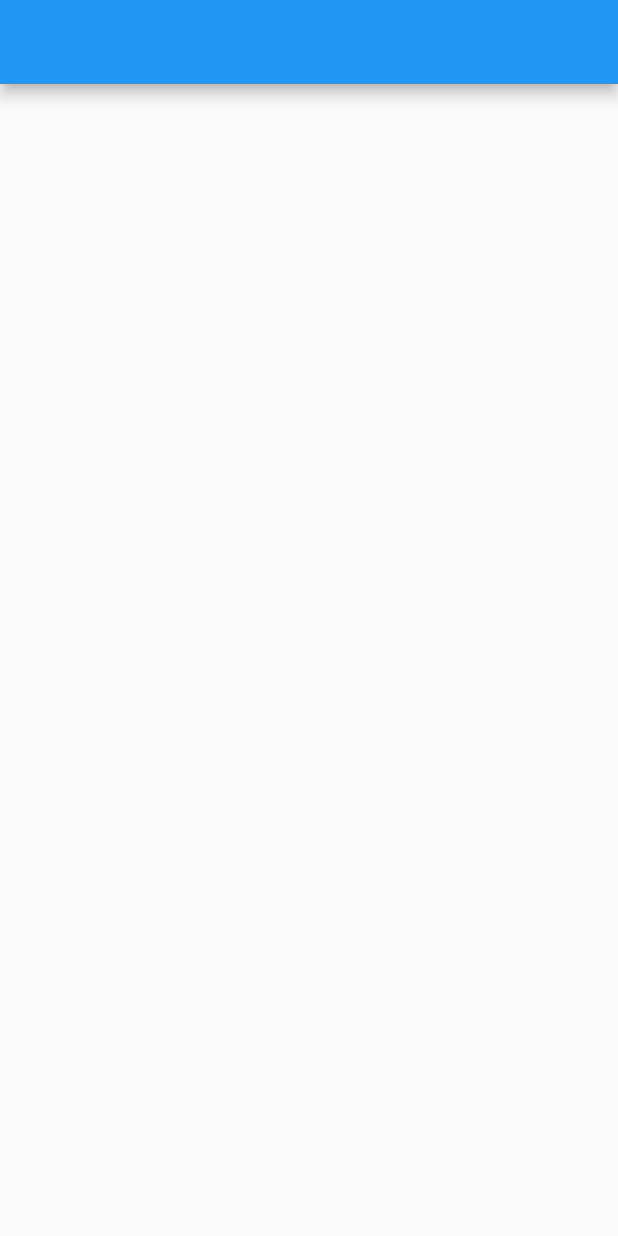
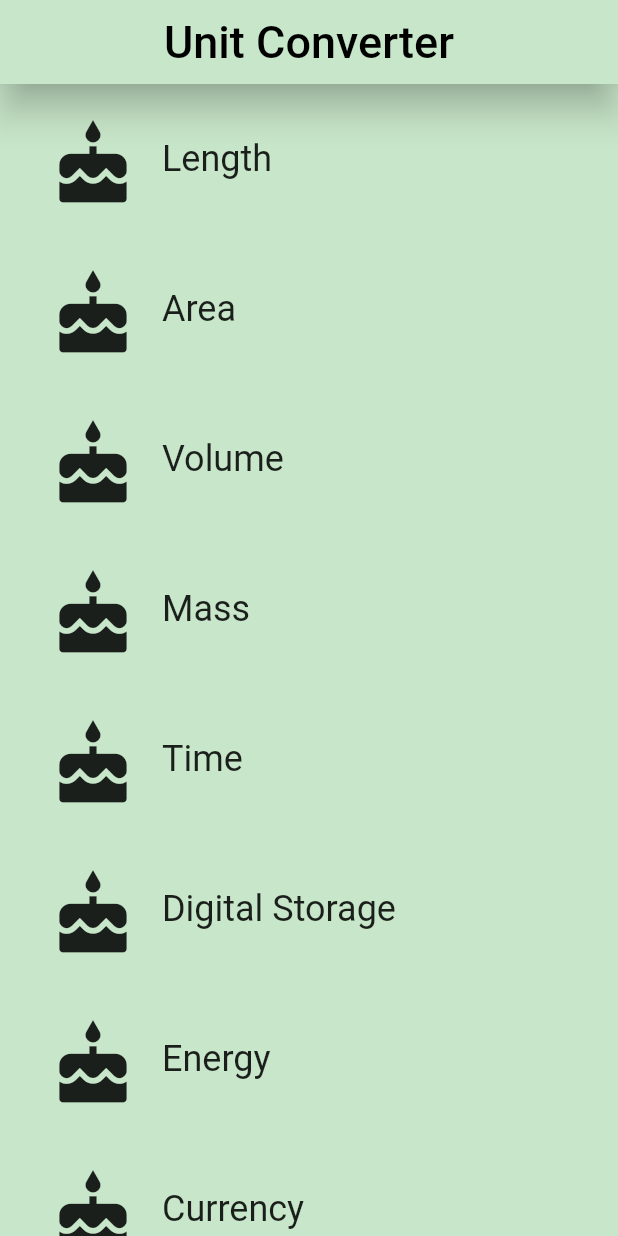
Before and after one commit to MiichaelD/Flutter-Course, a Flutter app: the CategoryRoute screen opened directly, on a phone screen of 412 x 824 dp. Run offline on Flutter 3.47's test engine with Material 2 defaults, Android fonts, the phone set to English and light mode, and no system bars; our stand-ins replace cloud_firestore, firebase_storage, image_picker; accounts and stored records are empty.

Commit message:
Finished task 03 - category_route

```diff
--- a/udacity-course-master/course/03_category_route/task_03_category_route/lib/category_route.dart
+++ b/udacity-course-master/course/03_category_route/task_03_category_route/lib/category_route.dart
@@ -4,7 +4,8 @@
 
 import 'package:flutter/material.dart';
 
-// TODO: Check if we need to import anything
+import 'category.dart';
+// DONE: Check if we need to import anything
 
 // TODO: Define any constants
 
@@ -42,19 +43,41 @@ class CategoryRoute extends StatelessWidget {
 
   @override
   Widget build(BuildContext context) {
-    // TODO: Create a list of the eight Categories, using the names and colors
+    // DONE: Create a list of the eight Categories, using the names and colors
     // from above. Use a placeholder icon, such as `Icons.cake` for each
     // Category. We'll add custom icons later.
+    final categories = <Category>[];
+    for (int i = 0; i < _categoryNames.length; ++i) {
+      categories.add(Category(
+          name: _categoryNames[i],
+          color: _baseColors[i],
+          iconLocation: Icons.cake));
+    }
 
-    // TODO: Create a list view of the Categories
-    final listView = Container();
+    // DONE: Create a list view of the Categories
+    final listView = ListView(
+      children: categories,
+      padding: EdgeInsets.symmetric(horizontal: 8.0),
+    );
 
-    // TODO: Create an App Bar
-    final appBar = AppBar();
+    // DONE: Create an App Bar
+    final appBar = AppBar(
+      centerTitle: true,
+      backgroundColor: Colors.green[100],
+      elevation: 10.0,
+      title: Text(
+        "Unit Converter",
+        style: TextStyle(
+          color: Colors.black,
+          fontSize: 30.0,
+        ),
+      ),
+    );
 
     return Scaffold(
       appBar: appBar,
       body: listView,
+      backgroundColor: Colors.green[100],
     );
   }
 }
--- a/udacity-course-master/course/03_category_route/task_03_category_route/lib/main.dart
+++ b/udacity-course-master/course/03_category_route/task_03_category_route/lib/main.dart
@@ -5,7 +5,8 @@
 // You can read about packages here: https://flutter.io/using-packages/
 import 'package:flutter/material.dart';
 
-// TODO: Import the CategoryRoute widget
+import 'category_route.dart';
+// DONE: Import the CategoryRoute widget
 
 /// The function that is called when main.dart is run.
 void main() {
@@ -21,9 +22,9 @@ class UnitConverterApp extends StatelessWidget {
     return MaterialApp(
       debugShowCheckedModeBanner: false,
       title: 'Unit Converter',
-      // TODO: Instead of pointing to exactly 1 Category widget,
+      // DONE: Instead of pointing to exactly 1 Category widget,
       // our home should now point to an instance of the CategoryRoute widget.
-      home: Container(),
+      home: CategoryRoute(),
     );
   }
 }
```
